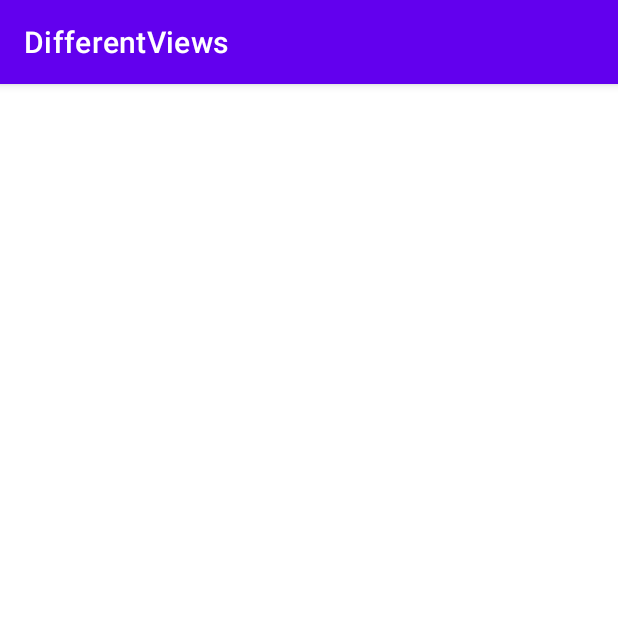
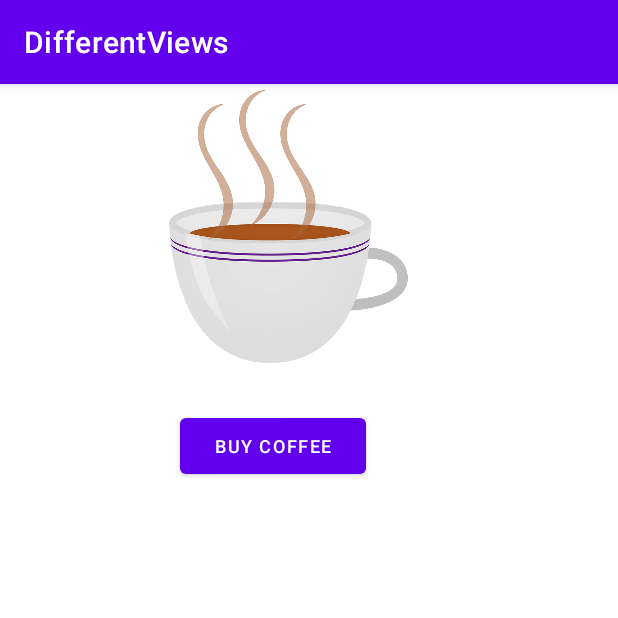
Before and after one commit to MihSawant/DifferentViews, an Android app: the screen it shows after launch (MainActivity), on a phone screen of 412 x 824 dp, the top half of it. Run offline under Robolectric (Android 15) with nearby library versions, the phone set to English and light mode, and no system bars.

Commit message:
intent and image added to intent

```diff
--- a/app/src/main/java/sawant/mihir/differentviews/MainActivity.java
+++ b/app/src/main/java/sawant/mihir/differentviews/MainActivity.java
@@ -2,13 +2,30 @@ package sawant.mihir.differentviews;
 
 import androidx.appcompat.app.AppCompatActivity;
 
+import android.content.Intent;
 import android.os.Bundle;
+import android.os.Parcelable;
+import android.widget.Button;
+import android.widget.ImageView;
 
 public class MainActivity extends AppCompatActivity {
 
+    ImageView image;
+    Button buyButton;
     @Override
     protected void onCreate(Bundle savedInstanceState) {
         super.onCreate(savedInstanceState);
         setContentView(R.layout.activity_main);
+        image = (ImageView) findViewById(R.id.logo);
+        buyButton = (Button) findViewById(R.id.buyBtn);
+
+        buyButton.setOnClickListener(view -> {
+            Intent myIntent = new Intent(view.getContext(), CoffeeList.class);
+
+            myIntent.putExtra("logo", R.mipmap.coffee_cup);
+            if(myIntent.resolveActivity(getPackageManager()) != null){
+                startActivity(myIntent);
+            }
+        });
     }
 }
--- a/app/src/main/res/layout/activity_main.xml
+++ b/app/src/main/res/layout/activity_main.xml
@@ -4,4 +4,31 @@
     xmlns:tools="http://schemas.android.com/tools"
     android:layout_width="match_parent"
     android:layout_height="match_parent"
-    tools:context=".MainActivity"/>
+    tools:context=".MainActivity">
+
+    <ImageView
+        android:id="@+id/logo"
+        android:layout_width="207dp"
+        android:layout_height="182dp"
+        android:layout_marginTop="4dp"
+        android:contentDescription="@string/coffee"
+        app:layout_constraintEnd_toEndOf="parent"
+        app:layout_constraintHorizontal_bias="0.432"
+        app:layout_constraintStart_toStartOf="parent"
+        app:layout_constraintTop_toTopOf="parent"
+        app:srcCompat="@mipmap/coffee_cup" />
+
+    <Button
+        android:id="@+id/buyBtn"
+        android:layout_width="124dp"
+        android:layout_height="49dp"
+        android:text="@string/buy_text"
+        android:textSize="12sp"
+        app:layout_constraintBottom_toBottomOf="parent"
+        app:layout_constraintEnd_toEndOf="parent"
+        app:layout_constraintHorizontal_bias="0.416"
+        app:layout_constraintStart_toStartOf="parent"
+        app:layout_constraintTop_toBottomOf="@+id/logo"
+        app:layout_constraintVertical_bias="0.057" />
+
+</androidx.constraintlayout.widget.ConstraintLayout>
```
Also changed, not shown: app/src/main/res/values/strings.xml (+12 -1 lines), app/src/main/res/values/themes.xml (+7 -0 lines), app/src/main/res/mipmap-hdpi/coffee_cup.png (renamed from app/src/main/res/drawable-cup/coffee_cup.png).
